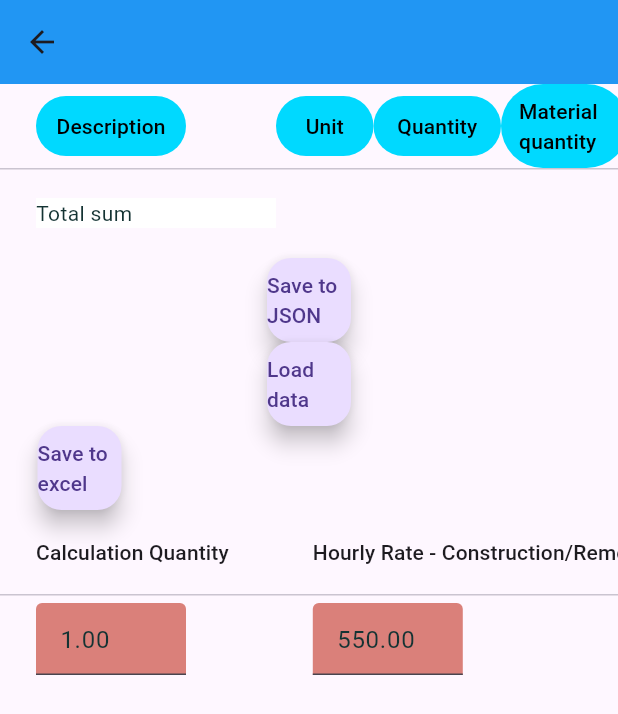
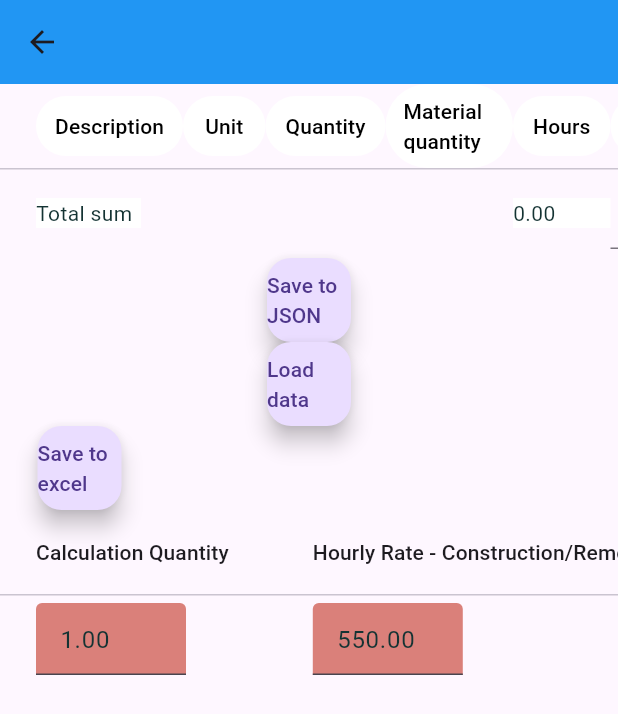
Before and after one commit to BenasVasiliauskas/Bygg_kalk, a Flutter app: the InteriorWallItemsScreen screen opened directly with empty values, on a phone screen of 412 x 824 dp. Shown: the top 714 px of the screen. Run offline on Flutter 3.47's test engine with Material 3 defaults, Android fonts, the phone set to English and light mode, and no system bars; our stand-ins replace font_awesome_flutter; missing offline and left inert: syncfusion_flutter_xlsio.

Commit message:
Finish interior wall smothering together of the table

```diff
--- a/lib/functions/initialise_functions.dart
+++ b/lib/functions/initialise_functions.dart
@@ -51,7 +51,7 @@ Widget buildCustomColumnLabel(
       child: TextButton(
         style: TextButton.styleFrom(
           foregroundColor: Colors.black,
-          backgroundColor: Color.fromARGB(255, 0, 217, 255),
+          backgroundColor: Color.fromARGB(255, 255, 255, 255),
         ),
         onPressed: onPressed,
         child: Text("$label"),
@@ -78,7 +78,7 @@ DataCell dataCellDisplay(List<String> text, int i, double width) {
       width: width, // Set the width as needed
       child: Text(
         text[i],
-        maxLines: 3, // Set the maximum number of lines
+        maxLines: 5, // Set the maximum number of lines
         overflow: TextOverflow.ellipsis, // Allow text to overflow and wrap
       ),
     ),
@@ -130,10 +130,11 @@ DataCell dataCellDoSingle(TextEditingController controller, Function f,
 }
 
 DataCell dataCellDo(List<TextEditingController> controller, int i, Function f,
-    Color color, bool readOnly) {
+    Color color, bool readOnly,
+    {double? optionalWidth}) {
   return DataCell(
     SizedBox(
-      width: 65,
+      width: optionalWidth != null ? optionalWidth : 60,
       child: TextField(
         readOnly: readOnly,
         controller: controller[i],
--- a/lib/pages/item_screen/interior_wall_items_screen.dart
+++ b/lib/pages/item_screen/interior_wall_items_screen.dart
@@ -295,22 +295,22 @@ class _InteriorWallItemsScreenState extends State<InteriorWallItemsScreen> {
     ];
 
     List<DataColumn> columns = [
-      createDataColumn("Description", 100, customColumn, () {}),
-      createDataColumn("Unit", 65, customColumn, () {}),
-      createDataColumn("Quantity", 85, customColumn, () {}),
+      createDataColumn("Description", 98, customColumn, () {}),
+      createDataColumn("Unit", 55, customColumn, () {}),
+      createDataColumn("Quantity", 80, customColumn, () {}),
       createDataColumn("Material quantity", 85, customColumn, () {}),
-      createDataColumn("Hours", 75, customColumn, () {
+      createDataColumn("Hours", 65, customColumn, () {
         customColumn = !customColumn;
         updateTotalSum();
         rebuildDataTable();
       }),
-      createDataColumn("+", 65, customColumn, () {
+      createDataColumn("+", 55, customColumn, () {
         customColumn = !customColumn;
         updateTotalSum();
         rebuildDataTable();
       }),
       createDataColumn("Hours2", 75, customColumn, () {}),
-      createDataColumn("Job Cost", 75, customColumn, () {}),
+      createDataColumn("Job Cost", 55, customColumn, () {}),
       createDataColumn("Materials", 85, customColumn, () {}),
       createDataColumn("Material cost", 85, customColumn, () {}),
       createDataColumn("Total price", 75, customColumn, () {}),
@@ -322,22 +322,22 @@ class _InteriorWallItemsScreenState extends State<InteriorWallItemsScreen> {
       rows.add(
         DataRow(
           cells: [
-            dataCellDisplay(widget.description, i, 150),
+            dataCellDisplay(widget.description, i, 100),
             dataCellDisplay(widget.unit, i, 30),
             dataCellDisplayController(quantityControllers, i),
-            dataCellDo(
-              materialQuantityControllers,
-              i,
-              (value) {
+            dataCellDo(materialQuantityControllers, i, (value) {
               widget.materialQuantity[i] = double.parse(value);
             },
                 Color.fromARGB(255, 255, 255, 255), //
                 true,
-            ),
+                optionalWidth: 45),
             DataCell(
               SizedBox(
-                width: 45,
+                width: 35,
                 child: TextField(
+                  decoration: InputDecoration(
+                    contentPadding: EdgeInsets.zero,
+                  ),
                   style: TextStyle(
                       color: customColumn ? Colors.grey : Colors.black),
                   readOnly: true,
@@ -350,9 +350,10 @@ class _InteriorWallItemsScreenState extends State<InteriorWallItemsScreen> {
             ), // custom column cell
             DataCell(
               SizedBox(
-                width: 75,
+                width: 60,
                 child: TextField(
                   decoration: InputDecoration(
+                      contentPadding: EdgeInsets.zero,
                       fillColor: Color.fromARGB(255, 131, 138, 235),
                       filled: true),
                   style: TextStyle(
@@ -409,42 +410,25 @@ class _InteriorWallItemsScreenState extends State<InteriorWallItemsScreen> {
                 ),
               ),
             ),
-            dataCellDo(
-              laborHours2Controllers,
-              i,
-              (value) {
+            dataCellDo(laborHours2Controllers, i, (value) {
               // Handle changes to labor hours 2
               double parsedValue = double.parse(value);
               widget.laborHours2[i] =
                   double.parse(parsedValue.toStringAsFixed(2));
               // Recalculate the labor cost when labor hours 2 changes
-                double updatedLaborCost = calculateJobCost(
-                    i,
-                    widget.laborHours2,
+              double updatedLaborCost = calculateJobCost(i, widget.laborHours2,
                   hourlyRateConstructionRemodeling); // Calculate the labor cost
               widget.laborCost[i] =
                   double.parse(updatedLaborCost.toStringAsFixed(2));
-              },
-              Color.fromARGB(255, 255, 255, 255),
-              true,
-            ),
-            dataCellDo(
-              laborCostControllers,
-              i,
-              (value) {
+            }, Color.fromARGB(255, 255, 255, 255), true, optionalWidth: 45),
+            dataCellDo(laborCostControllers, i, (value) {
               widget.laborCost[i] = double.parse(value);
-              },
-              Color.fromARGB(255, 255, 255, 255),
-              true,
-            ),
-            dataCellDo(
-              material1Controllers,
-              i,
-              (value) {
+            }, Color.fromARGB(255, 255, 255, 255), true, optionalWidth: 45),
+            dataCellDo(material1Controllers, i, (value) {
               // Handle changes to material 1
               double parsedValue = double.parse(value);
-                widget.material1[i] = double.parse(parsedValue
-                    .toStringAsFixed(2)); // Format to 2 decimal places
+              widget.material1[i] = double.parse(
+                  parsedValue.toStringAsFixed(2)); // Format to 2 decimal places
 
               // Recalculate and update the material 2 when material 1 changes
               double updatedMaterial2 = calculateMaterialCost(
@@ -466,32 +450,17 @@ class _InteriorWallItemsScreenState extends State<InteriorWallItemsScreen> {
               // Format to 2 decimal places
 
               rebuildDataTable();
-              },
-              Color.fromARGB(255, 218, 128, 122),
-              false,
-            ),
-            dataCellDo(
-              material2Controllers,
-              i,
-              (value) {
+            }, Color.fromARGB(255, 218, 128, 122), false, optionalWidth: 75),
+            dataCellDo(material2Controllers, i, (value) {
               widget.material2[i] = double.parse(value);
               material2Controllers[i].text =
                   widget.material2[i].toStringAsFixed(2);
-              },
-              Color.fromARGB(255, 255, 255, 255),
-              true,
-            ),
-            dataCellDo(
-              totalPriceControllers,
-              i,
-              (value) {
+            }, Color.fromARGB(255, 255, 255, 255), true, optionalWidth: 45),
+            dataCellDo(totalPriceControllers, i, (value) {
               widget.totalPrice[i] = double.parse(value);
               totalPriceControllers[i].text =
                   widget.totalPrice[i].toStringAsFixed(2);
-              },
-              Color.fromARGB(255, 153, 240, 131),
-              true,
-            ),
+            }, Color.fromARGB(255, 153, 240, 131), true, optionalWidth: 75),
           ],
         ),
       );
@@ -515,7 +484,7 @@ class _InteriorWallItemsScreenState extends State<InteriorWallItemsScreen> {
     DataRow totalSumRow = DataRow(
       cells: [
         dataCellDisplaySingle(
-            "Total sum", 160, Color.fromARGB(255, 255, 255, 255)),
+            "Total sum", 70, Color.fromARGB(255, 255, 255, 255)),
         dataCellDisplaySingle("", 0, Color.fromARGB(255, 255, 255, 255)),
         dataCellDisplaySingle("", 0, Color.fromARGB(255, 255, 255, 255)),
         dataCellDisplaySingle("", 0, Color.fromARGB(255, 255, 255, 255)),
@@ -525,7 +494,7 @@ class _InteriorWallItemsScreenState extends State<InteriorWallItemsScreen> {
             Color.fromARGB(255, 255, 255, 255)),
         DataCell(
           Container(
-            width: 75,
+            width: 60,
             child: TextField(
               readOnly: true,
               decoration: customColumn
@@ -542,13 +511,13 @@ class _InteriorWallItemsScreenState extends State<InteriorWallItemsScreen> {
             ),
           ),
         ),
-        dataCellDisplaySingle(totalLaborHours2.toStringAsFixed(2), 100,
+        dataCellDisplaySingle(totalLaborHours2.toStringAsFixed(2), 70,
             Color.fromARGB(255, 255, 255, 255)),
-        dataCellDisplaySingle(totalLaborCost.toStringAsFixed(2), 100,
+        dataCellDisplaySingle(totalLaborCost.toStringAsFixed(2), 60,
             Color.fromARGB(255, 255, 255, 255)),
         DataCell(
           SizedBox(
-            width: 85,
+            width: 75,
             child: TextField(
               decoration: InputDecoration(
                   fillColor: const Color.fromARGB(255, 218, 128, 122),
@@ -559,14 +528,14 @@ class _InteriorWallItemsScreenState extends State<InteriorWallItemsScreen> {
             ),
           ),
         ),
-        dataCellDisplaySingle(totalMaterial2.toStringAsFixed(2), 100,
+        dataCellDisplaySingle(totalMaterial2.toStringAsFixed(2), 70,
             Color.fromARGB(255, 255, 255, 255)),
         dataCellDoSingle(
             TextEditingController(text: totalTotalPrice.toStringAsFixed(2)),
             (value) {},
             Color.fromARGB(255, 153, 240, 131),
             true,
-            85),
+            75),
       ],
     );
 
```
Lines whose indentation alone changed are shown as unchanged.
